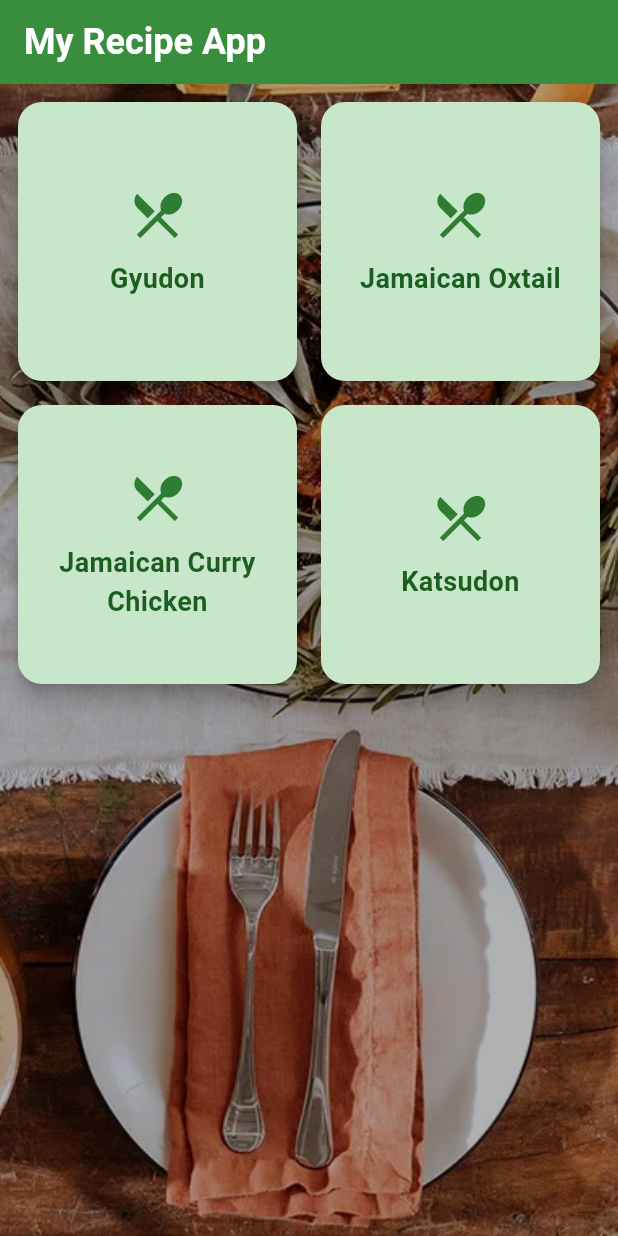
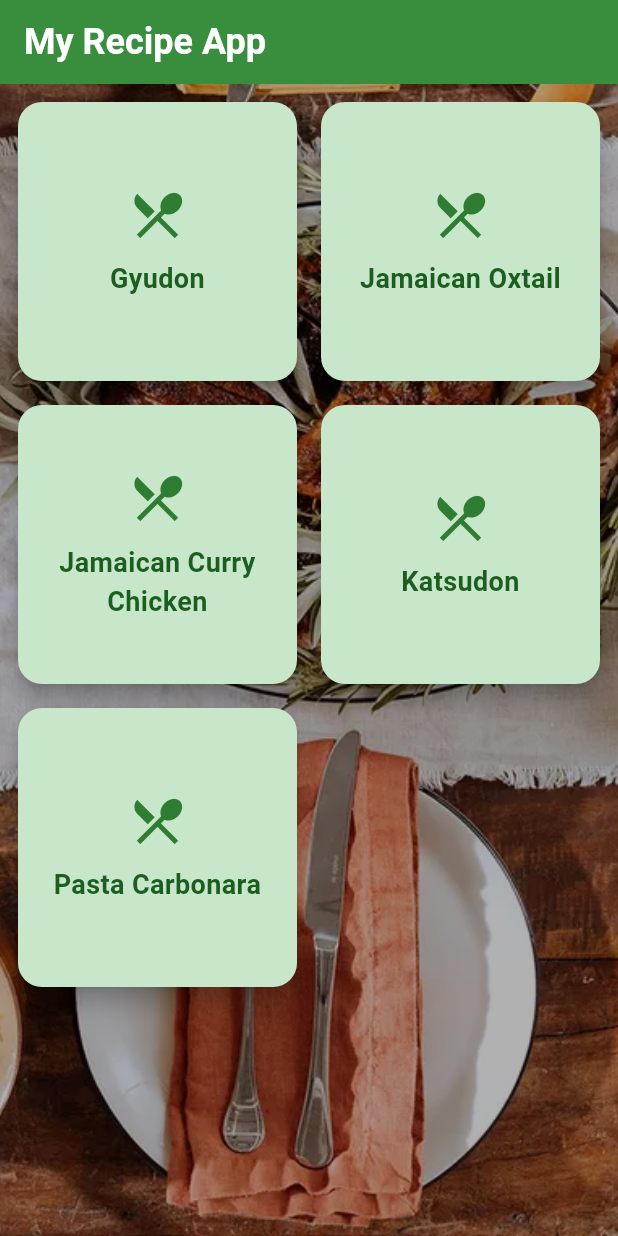
Before and after one commit to rchai12/recipeapp, a Flutter app: the screen it shows after launch, on a phone screen of 412 x 824 dp. Run offline on Flutter 3.47's test engine with Material 3 defaults, Android fonts, the phone set to English and light mode, and no system bars.

Commit message:
Added another recipe

```diff
--- a/lib/main.dart
+++ b/lib/main.dart
@@ -126,6 +126,30 @@ class HomeScreen extends StatelessWidget {
         'Slide broth, egg, and chicken out on top of a bowl of rice. Sprinkle with scallions and serve.',
       ],
       'image' : 'assets/images/katsudon.jpg',
+    },
+    {
+      'id': 5,
+      'title': 'Pasta Carbonara',
+      'ingredients': [
+        'Bacon',
+        'Water',
+        'Garlic',
+        'Spaghetti or linguine',
+        'Grated Parmesan',
+        'Eggs',
+        'Salt and Pepper',
+        'Fresh Parsley',
+      ],
+      'instructions': [
+        'Add bacon and water to a skillet and bring to a simmer.',
+        'Continue simmering until water is evaporated, then continue to cook the bacon until crispy.',
+        'Remove bacon from pan and reserve the drippings.',
+        'Saute garlic in that same skillet until golden brown, then add to a bowl with 1 tablespoon bacon fat, eggs, egg yolk, Parmesan and pepper. Mix well.',
+        'Meanwhile, cook the spaghetti or linguine pasta until al dente. Once cooked, drain pasta and reserve 1 cup of the cooking water.',
+        'Slowly pour the hot cooking water into the egg mixture. Then pour over the hot pasta and toss to coat. Add crumbled bacon.',
+        'Let pasta rest for a few minutes, tossing frequently until the carbonara sauce thickens. Serve immediately with a sprinkle of fresh parsley.',
+      ],
+      'image' : 'assets/images/carbonara.jpg',
     }
   ];
 
```
Also changed, not shown: assets/images/carbonara.jpg (added).
